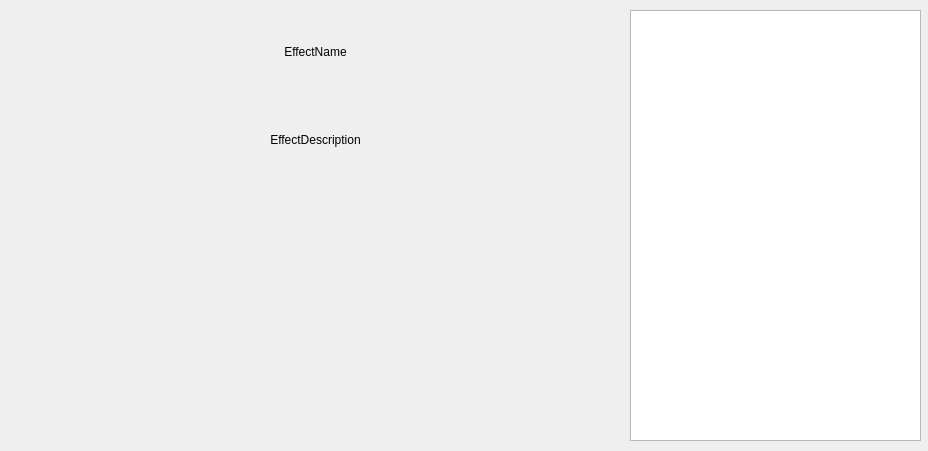
Old version of the form OpenRGBEffectPage.ui in the repository DLdota/OpenRGBEffectsPlugin.
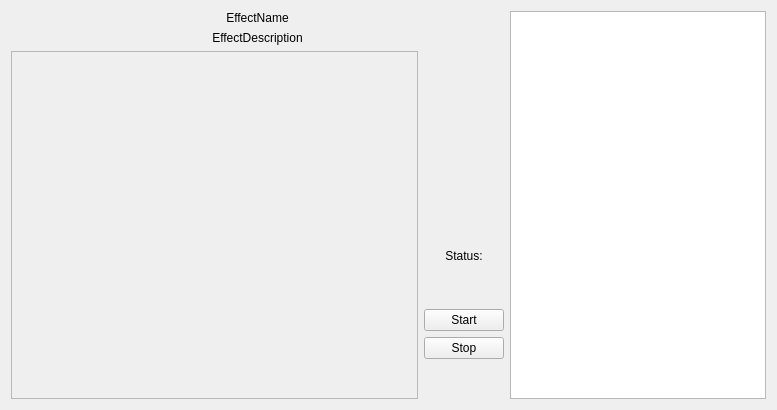
New version of the form.

```diff
--- a/OpenRGBEffectPage.ui
+++ b/OpenRGBEffectPage.ui
@@ -6,23 +6,25 @@
    <rect>
     <x>0</x>
     <y>0</y>
-    <width>928</width>
-    <height>451</height>
+    <width>777</width>
+    <height>410</height>
    </rect>
   </property>
+  <property name="sizePolicy">
+   <sizepolicy hsizetype="Expanding" vsizetype="Expanding">
+    <horstretch>1</horstretch>
+    <verstretch>1</verstretch>
+   </sizepolicy>
+  </property>
   <property name="windowTitle">
    <string>Form</string>
   </property>
-  <widget class="QWidget" name="verticalLayoutWidget">
-   <property name="geometry">
-    <rect>
-     <x>10</x>
-     <y>10</y>
-     <width>611</width>
-     <height>171</height>
-    </rect>
-   </property>
-   <layout class="QVBoxLayout" name="EffectDetails">
+  <layout class="QGridLayout" name="gridLayout">
+   <item row="0" column="0" colspan="2">
+    <layout class="QVBoxLayout" name="EffectDetails" stretch="0,0">
+     <property name="rightMargin">
+      <number>0</number>
+     </property>
     <item>
      <widget class="QLabel" name="EffectName">
       <property name="text">
@@ -44,26 +46,14 @@
      </widget>
     </item>
    </layout>
-  </widget>
-  <widget class="QWidget" name="gridLayoutWidget">
-   <property name="geometry">
-    <rect>
-     <x>10</x>
-     <y>190</y>
-     <width>611</width>
-     <height>251</height>
-    </rect>
-   </property>
-   <layout class="QGridLayout" name="EffectOptions"/>
-  </widget>
+   </item>
+   <item row="0" column="2" rowspan="2">
   <widget class="QTableWidget" name="SelectDevices">
-   <property name="geometry">
-    <rect>
-     <x>630</x>
-     <y>10</y>
-     <width>291</width>
-     <height>431</height>
-    </rect>
+     <property name="sizePolicy">
+      <sizepolicy hsizetype="Expanding" vsizetype="Expanding">
+       <horstretch>0</horstretch>
+       <verstretch>0</verstretch>
+      </sizepolicy>
    </property>
    <property name="editTriggers">
     <set>QAbstractItemView::NoEditTriggers</set>
@@ -72,6 +62,101 @@
     <bool>false</bool>
    </attribute>
   </widget>
+   </item>
+   <item row="1" column="0">
+    <widget class="QFrame" name="OptionFrame">
+     <property name="sizePolicy">
+      <sizepolicy hsizetype="MinimumExpanding" vsizetype="MinimumExpanding">
+       <horstretch>1</horstretch>
+       <verstretch>0</verstretch>
+      </sizepolicy>
+     </property>
+     <property name="frameShape">
+      <enum>QFrame::StyledPanel</enum>
+     </property>
+     <property name="frameShadow">
+      <enum>QFrame::Raised</enum>
+     </property>
+    </widget>
+   </item>
+   <item row="1" column="1">
+    <layout class="QVBoxLayout" name="StatusLayout" stretch="1,0,0,0,0,0,0">
+     <item>
+      <spacer name="verticalSpacer_3">
+       <property name="orientation">
+        <enum>Qt::Vertical</enum>
+       </property>
+       <property name="sizeHint" stdset="0">
+        <size>
+         <width>20</width>
+         <height>40</height>
+        </size>
+       </property>
+      </spacer>
+     </item>
+     <item>
+      <widget class="QLabel" name="StatusLabel">
+       <property name="text">
+        <string>Status:</string>
+       </property>
+       <property name="alignment">
+        <set>Qt::AlignCenter</set>
+       </property>
+      </widget>
+     </item>
+     <item>
+      <widget class="QLabel" name="RunningStatus">
+       <property name="text">
+        <string/>
+       </property>
+       <property name="alignment">
+        <set>Qt::AlignCenter</set>
+       </property>
+      </widget>
+     </item>
+     <item>
+      <spacer name="verticalSpacer_2">
+       <property name="orientation">
+        <enum>Qt::Vertical</enum>
+       </property>
+       <property name="sizeHint" stdset="0">
+        <size>
+         <width>10</width>
+         <height>20</height>
+        </size>
+       </property>
+      </spacer>
+     </item>
+     <item>
+      <widget class="QPushButton" name="pushButton">
+       <property name="text">
+        <string>Start</string>
+       </property>
+      </widget>
+     </item>
+     <item>
+      <widget class="QPushButton" name="pushButton_2">
+       <property name="text">
+        <string>Stop</string>
+       </property>
+      </widget>
+     </item>
+     <item>
+      <spacer name="verticalSpacer">
+       <property name="orientation">
+        <enum>Qt::Vertical</enum>
+       </property>
+       <property name="sizeHint" stdset="0">
+        <size>
+         <width>20</width>
+         <height>40</height>
+        </size>
+       </property>
+      </spacer>
+     </item>
+    </layout>
+   </item>
+  </layout>
  </widget>
  <resources/>
  <connections/>
```
Lines whose indentation alone changed are shown as unchanged.
